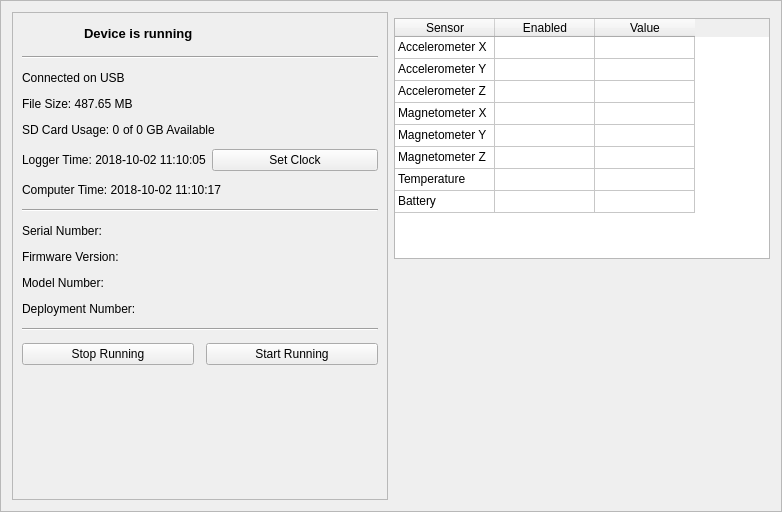
Old version of the form gui/designer_files/start_stop.ui in the repository LowellInstruments/Domino.
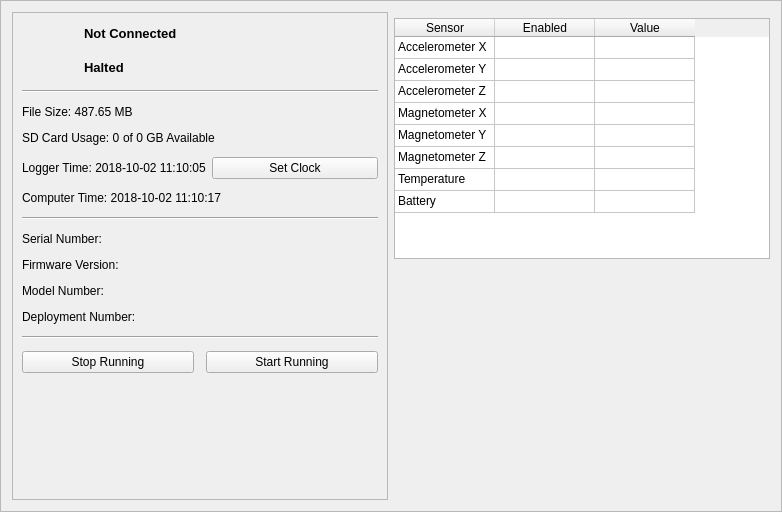
New version of the form. Icons and pictures are not drawn.

Commit message: adds a status bar to the main window. Adds connected/disconnected icons to the start/stop page.

Diff of the .ui file:
```diff
--- a/gui/designer_files/start_stop.ui
+++ b/gui/designer_files/start_stop.ui
@@ -33,30 +33,8 @@
        <number>12</number>
       </property>
       <item>
-       <layout class="QHBoxLayout" name="horizontalLayout">
-        <item>
-         <widget class="QPushButton" name="pushButton_icon">
-          <property name="maximumSize">
-           <size>
-            <width>50</width>
-            <height>50</height>
-           </size>
-          </property>
-          <property name="text">
-           <string/>
-          </property>
-          <property name="iconSize">
-           <size>
-            <width>48</width>
-            <height>48</height>
-           </size>
-          </property>
-          <property name="flat">
-           <bool>true</bool>
-          </property>
-         </widget>
-        </item>
-        <item>
+       <layout class="QGridLayout" name="gridLayout_2">
+        <item row="1" column="1">
          <widget class="QLabel" name="label_status">
           <property name="font">
            <font>
@@ -66,7 +44,65 @@
            </font>
           </property>
           <property name="text">
-           <string>Device is running</string>
+           <string>Halted</string>
+          </property>
+         </widget>
+        </item>
+        <item row="0" column="1">
+         <widget class="QLabel" name="label_connected">
+          <property name="font">
+           <font>
+            <pointsize>10</pointsize>
+            <weight>75</weight>
+            <bold>true</bold>
+           </font>
+          </property>
+          <property name="text">
+           <string>Not Connected</string>
+          </property>
+         </widget>
+        </item>
+        <item row="0" column="0">
+         <widget class="QPushButton" name="pushButton_connected">
+          <property name="maximumSize">
+           <size>
+            <width>50</width>
+            <height>50</height>
+           </size>
+          </property>
+          <property name="text">
+           <string/>
+          </property>
+          <property name="iconSize">
+           <size>
+            <width>48</width>
+            <height>48</height>
+           </size>
+          </property>
+          <property name="flat">
+           <bool>true</bool>
+          </property>
+         </widget>
+        </item>
+        <item row="1" column="0">
+         <widget class="QPushButton" name="pushButton_status">
+          <property name="maximumSize">
+           <size>
+            <width>50</width>
+            <height>50</height>
+           </size>
+          </property>
+          <property name="text">
+           <string/>
+          </property>
+          <property name="iconSize">
+           <size>
+            <width>48</width>
+            <height>48</height>
+           </size>
+          </property>
+          <property name="flat">
+           <bool>true</bool>
           </property>
          </widget>
         </item>
@@ -79,13 +115,6 @@
         </property>
        </widget>
       </item>
-      <item>
-       <widget class="QLabel" name="label_connection">
-        <property name="text">
-         <string>Connected on USB</string>
-        </property>
-       </widget>
-      </item>
       <item>
        <widget class="QLabel" name="label_file_size">
         <property name="text">
```
The commit also changes 9 other files.
